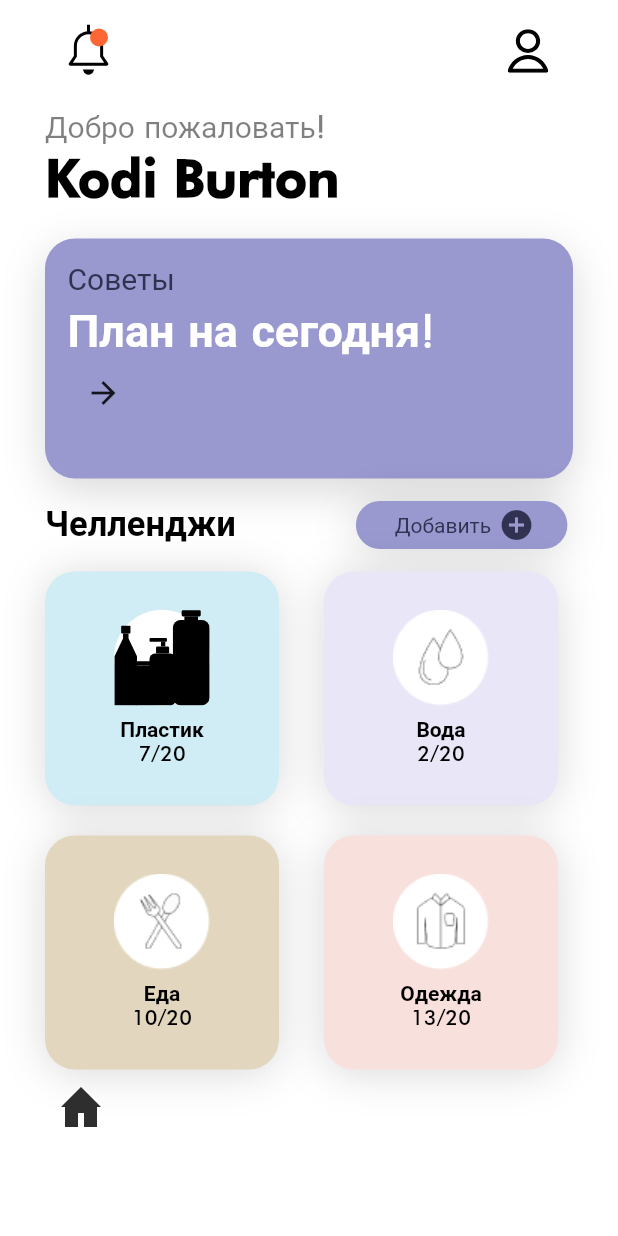
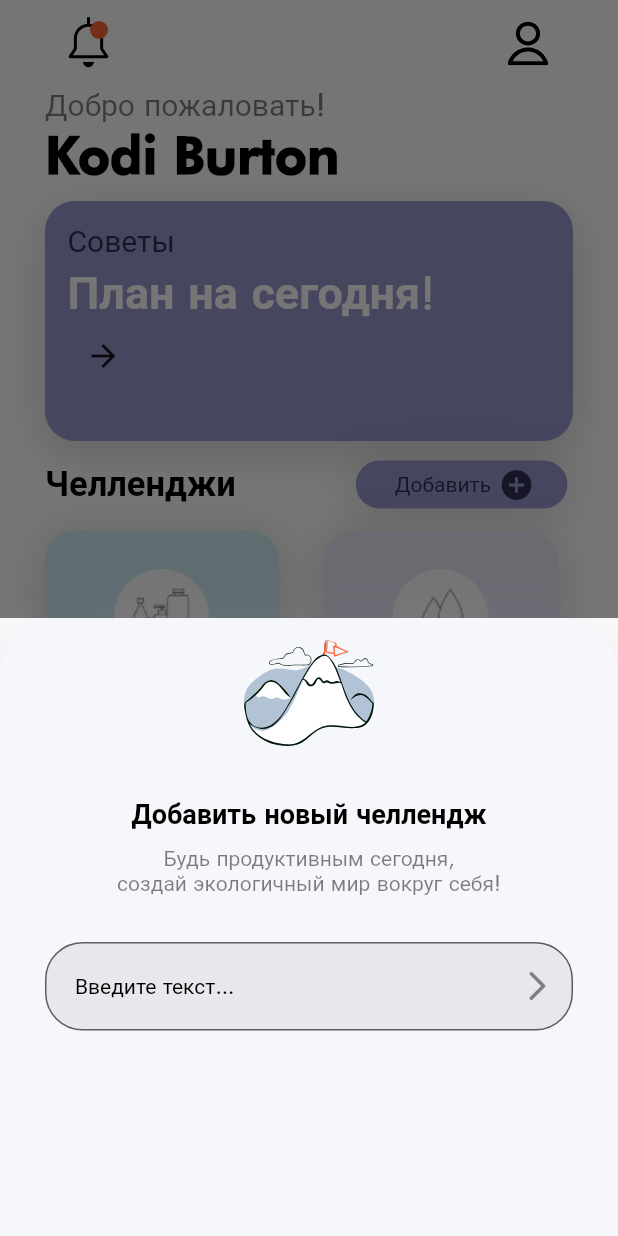
Before and after one commit to Nikita-Viktorovich/ZeeSpotFlutter, a Flutter app: the HomePage screen opened directly, after a tap on "Добавить", on a phone screen of 412 x 824 dp. Run offline on Flutter 3.47's test engine with Material 2 defaults, Android fonts, the phone set to English and light mode, and no system bars; our stand-ins replace adaptive_theme, flutter_svg.

Commit message:
Добавлена нижняя панель навигации на главном экране. Добавлен скроллинг экрана. Добавлен страница добавления челленджа

```diff
--- /dev/null
+++ b/lib/presentation/screens/pages/adding_challenge_page.dart
@@ -0,0 +1,73 @@
+import 'package:ZeeSpot/presentation/utils/constants.dart';
+import 'package:flutter/cupertino.dart';
+import 'package:flutter/material.dart';
+import 'package:flutter_svg/flutter_svg.dart';
+
+class AddChallengePage extends StatelessWidget {
+  const AddChallengePage({Key? key}) : super(key: key);
+
+  @override
+  Widget build(BuildContext context) {
+    return Container(
+      height: MediaQuery.of(context).size.height / 2, //
+      width: MediaQuery.of(context).size.width,
+      decoration: BoxDecoration(
+          color: kBackgroundAddedChallenge,
+          borderRadius: BorderRadius.only(
+              topLeft: Radius.circular(40), topRight: Radius.circular(40)),
+          boxShadow: [
+            BoxShadow(
+              color: Color(0xFF9998CF).withOpacity(0.25),
+              blurRadius: 40,
+              spreadRadius: 0,
+              offset: Offset(0, 20),
+            )
+          ]),
+      child: SingleChildScrollView(
+        child: Column(
+          mainAxisAlignment: MainAxisAlignment.center,
+          children: [
+            SvgPicture.asset('assets/images/Victory.svg'),
+            SizedBox(
+              height: 20,
+            ),
+            Text(
+              'Добавить новый челлендж',
+              style: Theme.of(context).textTheme.headline1!.copyWith(
+                    fontSize: 18.0,
+                  ),
+            ),
+            SizedBox(
+              height: 10,
+            ),
+            Text(
+              'Будь продуктивным сегодня,\nсоздай экологичный мир вокруг себя!',
+              textAlign: TextAlign.center,
+              style: Theme.of(context).textTheme.headline4!.copyWith(
+                    color: Colors.black.withOpacity(0.5),
+                  ),
+            ),
+            Padding(
+              padding: const EdgeInsets.all(30.0),
+              child: TextField(
+                decoration: InputDecoration(
+                  contentPadding:
+                      EdgeInsets.symmetric(horizontal: 20.0, vertical: 20.0),
+                  fillColor: Colors.black.withOpacity(0.06),
+                  focusColor: Colors.pink,
+                  filled: true,
+                  border: OutlineInputBorder(
+                    borderRadius: BorderRadius.all(Radius.circular(25.0)),
+                  ),
+                  hintText: 'Введите текст...',
+                  hintStyle: Theme.of(context).textTheme.headline4,
+                  suffixIcon: Icon(Icons.arrow_forward_ios_rounded),
+                ),
+              ),
+            )
+          ],
+        ),
+      ),
+    );
+  }
+}
--- a/lib/presentation/screens/pages/home_page.dart
+++ b/lib/presentation/screens/pages/home_page.dart
@@ -1,7 +1,6 @@
 import 'package:ZeeSpot/presentation/screens/widgets/home_page/add_challenge_widget.dart';
 import 'package:ZeeSpot/presentation/screens/widgets/home_page/clothing_container.dart';
 import 'package:ZeeSpot/presentation/screens/widgets/home_page/food_container.dart';
-import 'package:ZeeSpot/presentation/screens/widgets/home_page/home_widget.dart';
 import 'package:ZeeSpot/presentation/screens/widgets/home_page/plastic_container.dart';
 import 'package:ZeeSpot/presentation/screens/widgets/home_page/plan_widget.dart';
 import 'package:ZeeSpot/presentation/screens/widgets/home_page/water_container.dart';
@@ -15,16 +14,37 @@ class HomePage extends StatelessWidget {
 
   @override
   Widget build(BuildContext context) {
-    return Scaffold(
-      appBar: PreferredSize(
-        preferredSize: Size.fromHeight(0),
-        child: AppBar(
-          backgroundColor: Colors.black,
+    return Container(
+      color: Colors.white,
+      child: SafeArea(
+        child: Scaffold(
+          bottomNavigationBar: BottomNavigationBar(
+            items: [
+              BottomNavigationBarItem(
+                icon: SvgPicture.asset(
+                  'assets/icons/home.svg',
                 ),
+                label: 'Главная',
+              ),
+              BottomNavigationBarItem(
+                icon: SvgPicture.asset(
+                  'assets/icons/useful.svg',
+                ),
+                label: 'Полезное',
+              ),
+              BottomNavigationBarItem(
+                icon: SvgPicture.asset(
+                  'assets/icons/map.svg',
+                ),
+                label: 'Эко-карта',
+              )
+            ],
+            selectedItemColor: const Color(0xFF2E2E2E),
           ),
           backgroundColor: Theme.of(context).backgroundColor,
-      body: Padding(
-        padding: const EdgeInsets.fromLTRB(30, 5, 30, 0),
+          body: SingleChildScrollView(
+            child: Padding(
+              padding: const EdgeInsets.symmetric(horizontal: 30.0),
               child: Column(
                 crossAxisAlignment: CrossAxisAlignment.start,
                 children: [
@@ -44,9 +64,6 @@ class HomePage extends StatelessWidget {
                       ),
                     ],
                   ),
-            SizedBox(
-              height: 10,
-            ),
                   Container(
                       alignment: Alignment.topLeft,
                       child: Text(
@@ -60,11 +77,11 @@ class HomePage extends StatelessWidget {
                         style: Theme.of(context).textTheme.headline1,
                       )),
                   SizedBox(
-              height: 20,
+                    height: 10,
                   ),
                   PlanWidget(),
                   SizedBox(
-              height: 15,
+                    height: 13,
                   ),
                   Row(
                     children: [
@@ -107,12 +124,10 @@ class HomePage extends StatelessWidget {
                       ClothingContainerWidget(),
                     ],
                   ),
-            Row(
-              children: [
-                  HomeWidget(),
                 ],
               ),
-          ],
+            ),
+          ),
         ),
       ),
     );
--- a/lib/presentation/screens/widgets/home_page/add_challenge_widget.dart
+++ b/lib/presentation/screens/widgets/home_page/add_challenge_widget.dart
@@ -1,7 +1,8 @@
+import 'package:ZeeSpot/presentation/screens/pages/adding_challenge_page.dart';
 import 'package:ZeeSpot/presentation/utils/constants.dart';
 import 'package:flutter/material.dart';
 
-class AddChallengeWidget extends StatelessWidget{
+class AddChallengeWidget extends StatelessWidget {
   const AddChallengeWidget({Key? key}) : super(key: key);
 
   @override
@@ -23,15 +24,22 @@ class AddChallengeWidget extends StatelessWidget{
       child: FloatingActionButton.extended(
         elevation: 0,
         backgroundColor: Theme.of(context).primaryColor,
-        onPressed: () {},
+        onPressed: () {
+          showModalBottomSheet(
+              context: context,
+              useRootNavigator: true,
+              isScrollControlled: true,
+              builder: (BuildContext context) {
+                return AddChallengePage();
+              });
+        },
         label: Row(
           children: [
             Text(
               'Добавить',
-              style:
-              Theme.of(context).textTheme.headline4!.copyWith(
-                color: kForegroundDarkBlueColor,
-              ),
+              style: Theme.of(context).textTheme.headline4!.copyWith(
+                    color: kForegroundDarkBlueColor,
+                  ),
             ),
             SizedBox(
               width: 5,
--- a/lib/presentation/screens/widgets/home_page/home_widget.dart
+++ /dev/null
@@ -1,20 +0,0 @@
-import 'package:flutter/material.dart';
-import 'package:flutter_svg/flutter_svg.dart';
-
-class HomeWidget extends StatelessWidget {
-  const HomeWidget({Key? key}) : super(key: key);
-
-  @override
-  Widget build(BuildContext context) {
-    return Container(
-      height: 50,
-      child: IconButton(
-        onPressed: () {
-
-        },
-        icon: SvgPicture.asset('assets/icons/home.svg', width: 42,),
-      ),
-
-    );
-  }
-}
--- a/lib/presentation/screens/widgets/home_page/plastic_container.dart
+++ b/lib/presentation/screens/widgets/home_page/plastic_container.dart
@@ -25,13 +25,7 @@ class PlasticContainerWidget extends StatelessWidget {
       child: Column(
         mainAxisAlignment: MainAxisAlignment.center,
         children: [
-          Container(
-            height: 64,
-            decoration: BoxDecoration(
-              shape: BoxShape.circle,
-              color: Colors.white,
-            ),
-              child: SvgPicture.asset('assets/images/butylki.svg' )),
+          Image.asset("assets/images/Пластик.png"),
           SizedBox(
             height: 8,
           ),
--- a/lib/presentation/screens/widgets/registration_page/input_name_widget.dart
+++ b/lib/presentation/screens/widgets/registration_page/input_name_widget.dart
@@ -12,7 +12,7 @@ class InputNameWidget extends StatelessWidget {
         style: Theme.of(context).textTheme.headline4,
         decoration: InputDecoration(
           fillColor: Colors.black.withOpacity(0.06),
-
+          //filled: true,
           border: OutlineInputBorder(
             borderRadius: BorderRadius.all(Radius.circular(20.0)),
           ),
--- a/lib/presentation/utils/app_bar.dart
+++ /dev/null
@@ -1 +0,0 @@
-import 'package:flutter/material.dart';
--- a/lib/presentation/utils/constants.dart
+++ b/lib/presentation/utils/constants.dart
@@ -24,6 +24,8 @@ final Color kBackgroundPlastik = Color(0xFFD0ECF5);
 final Color kBackgroundWater = Color(0xFFE9E7F7);
 final Color kBackgroundFood = Color(0xFFE2D7BE);
 final Color kBackgroundClothing = Color(0xFFF8E0DC);
+final Color kBackgroundAddedChallenge = Color(0xFFF6F7FB);
+
 
 final double lenStart = 25.0;
 final double heightStart = 65.0;
--- a/lib/presentation/utils/theme.dart
+++ b/lib/presentation/utils/theme.dart
@@ -2,10 +2,8 @@ import 'package:ZeeSpot/presentation/utils/constants.dart';
 import 'package:flutter/material.dart';
 
 final kLightTheme = ThemeData.light().copyWith(
-
-    brightness: Brightness.dark,
+    brightness: Brightness.light,
     primaryColor: Color(0xFF9998CF),
-    accentColor: Colors.black,
     backgroundColor: Colors.white,
     textTheme: TextTheme(
       headline4: TextStyle(
@@ -24,4 +22,4 @@ final kLightTheme = ThemeData.light().copyWith(
         fontSize: 35.0,
         fontWeight: FontWeight.bold,
       ),
-    ));
+    ), colorScheme: ColorScheme.fromSwatch().copyWith(secondary: Colors.black));
```
Also changed, not shown: lib/main.dart (+6 -14 lines), lib/presentation/screens/pages/login_account_page.dart (+10 -9 lines), lib/presentation/screens/pages/login_page.dart (+12 -4 lines), lib/presentation/screens/pages/registration_page.dart (+11 -10 lines), assets/images/Victory.svg (added), assets/images/Пластик.jpg (deleted), assets/images/Пластик.png (added), pubspec.lock. Lines whose indentation alone changed are shown as unchanged.
